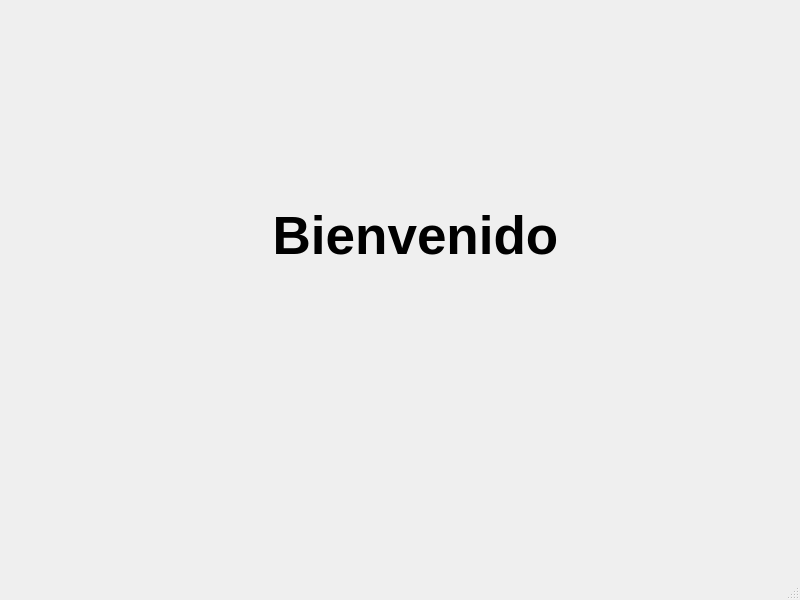
The window that mainpage.ui (Mario-Chura/TO_Tabajo_Final_Grupo6_Tema2) describes before a commit, drawn with Qt 5.
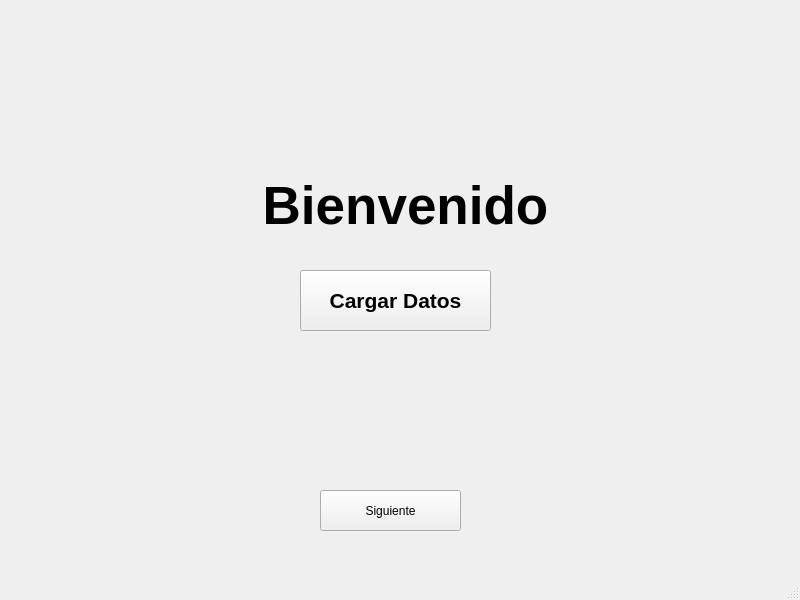
The same window after the commit.

Diff of the .ui file:
```diff
--- a/mainpage.ui
+++ b/mainpage.ui
@@ -10,6 +10,11 @@
     <height>600</height>
    </rect>
   </property>
+  <property name="font">
+   <font>
+    <pointsize>12</pointsize>
+   </font>
+  </property>
   <property name="windowTitle">
    <string>MainWindow</string>
   </property>
@@ -24,8 +29,8 @@
    <widget class="QLabel" name="label">
     <property name="geometry">
      <rect>
-      <x>190</x>
-      <y>170</y>
+      <x>180</x>
+      <y>140</y>
       <width>451</width>
       <height>131</height>
      </rect>
@@ -43,6 +48,60 @@
      <set>Qt::AlignCenter</set>
     </property>
    </widget>
+   <widget class="QPushButton" name="carga">
+    <property name="geometry">
+     <rect>
+      <x>300</x>
+      <y>270</y>
+      <width>191</width>
+      <height>61</height>
+     </rect>
+    </property>
+    <property name="font">
+     <font>
+      <pointsize>16</pointsize>
+      <bold>true</bold>
+     </font>
+    </property>
+    <property name="text">
+     <string>Cargar Datos</string>
+    </property>
+   </widget>
+   <widget class="QLabel" name="confirmacion">
+    <property name="geometry">
+     <rect>
+      <x>300</x>
+      <y>370</y>
+      <width>191</width>
+      <height>41</height>
+     </rect>
+    </property>
+    <property name="font">
+     <font>
+      <pointsize>12</pointsize>
+      <italic>true</italic>
+     </font>
+    </property>
+    <property name="text">
+     <string/>
+    </property>
+    <property name="alignment">
+     <set>Qt::AlignCenter</set>
+    </property>
+   </widget>
+   <widget class="QPushButton" name="siguiente">
+    <property name="geometry">
+     <rect>
+      <x>320</x>
+      <y>490</y>
+      <width>141</width>
+      <height>41</height>
+     </rect>
+    </property>
+    <property name="text">
+     <string>Siguiente</string>
+    </property>
+   </widget>
   </widget>
   <widget class="QMenuBar" name="menubar">
    <property name="geometry">
```
